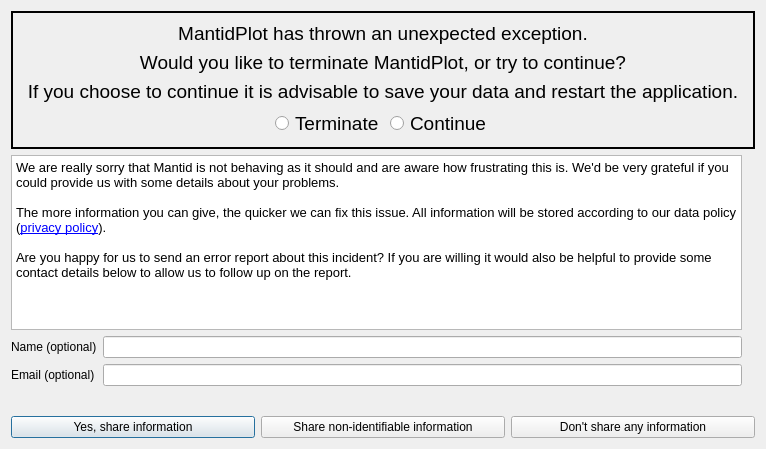
Before: the Qt Designer form scripts/ErrorReporter/errorreport.ui in mantidproject/mantid, drawn with Qt 5.
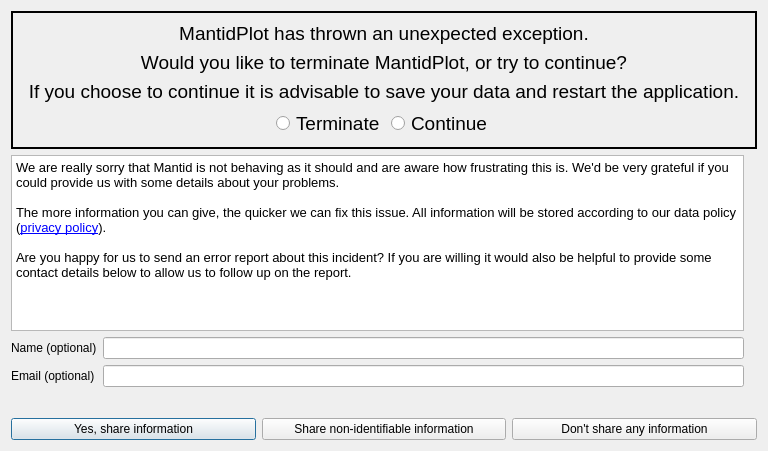
After: the same form once the commit is applied. Icons and pictures are not drawn.

What changed in the file:
```diff
--- a/scripts/ErrorReporter/errorreport.ui
+++ b/scripts/ErrorReporter/errorreport.ui
@@ -6,10 +6,16 @@
    <rect>
     <x>0</x>
     <y>0</y>
-    <width>766</width>
-    <height>449</height>
+    <width>768</width>
+    <height>451</height>
    </rect>
   </property>
+  <property name="sizePolicy">
+   <sizepolicy hsizetype="Preferred" vsizetype="Expanding">
+    <horstretch>0</horstretch>
+    <verstretch>0</verstretch>
+   </sizepolicy>
+  </property>
   <property name="windowTitle">
    <string>Error Report</string>
   </property>
```
Left out of the diff: 2 changed lines with no effect on the pictures.
